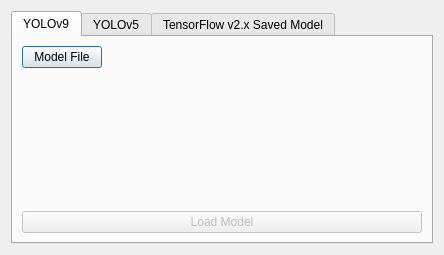
Before: the Qt Designer form bboxee/gui/select_model_dialog.ui in persts/BBoxEE, drawn with Qt 5.
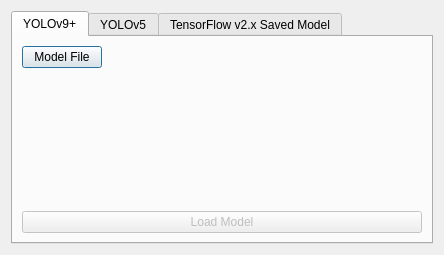
After: the same form once the commit is applied.

Diff of the .ui file:
```diff
--- a/bboxee/gui/select_model_dialog.ui
+++ b/bboxee/gui/select_model_dialog.ui
@@ -24,7 +24,7 @@
      </property>
      <widget class="QWidget" name="yolo9">
       <attribute name="title">
-       <string>YOLOv9</string>
+       <string>YOLOv9+</string>
       </attribute>
       <layout class="QGridLayout" name="gridLayout_2">
        <item row="0" column="0">
```
